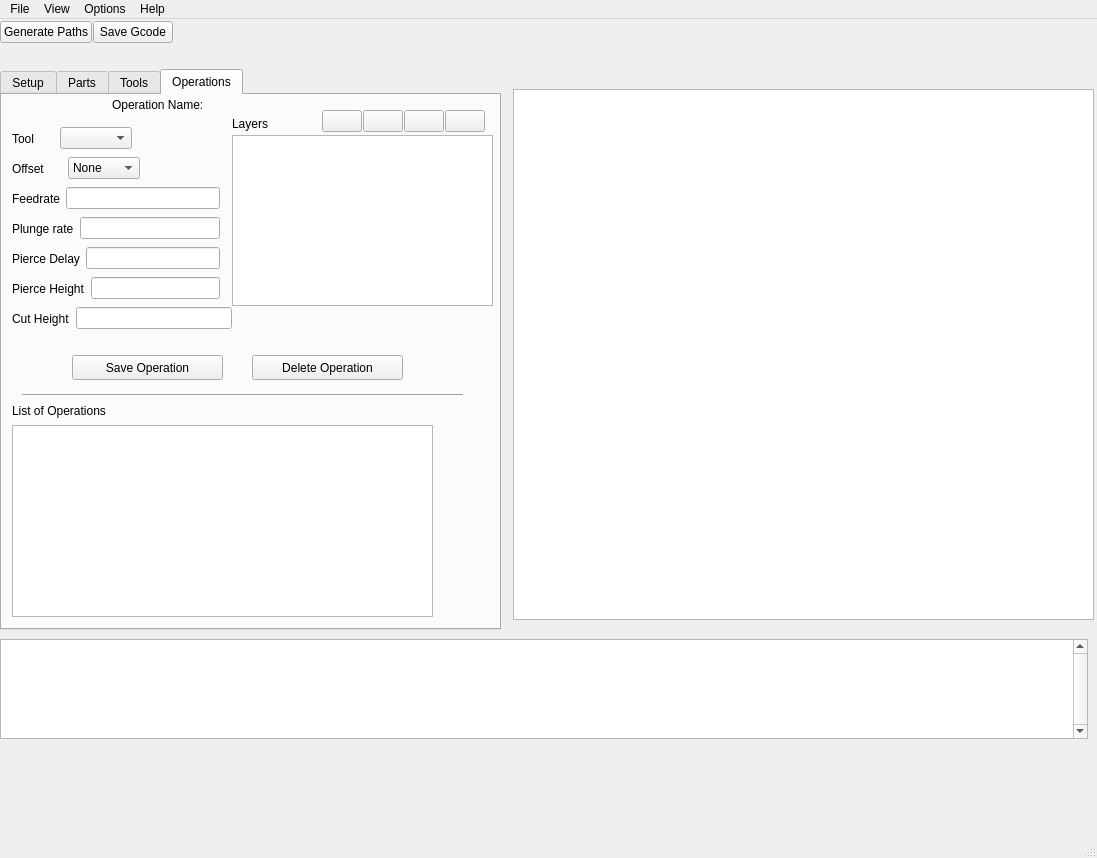
Qt form src/gui/vsplasma.ui (VectorSpaceHQ/VSPlasma) before a commit.
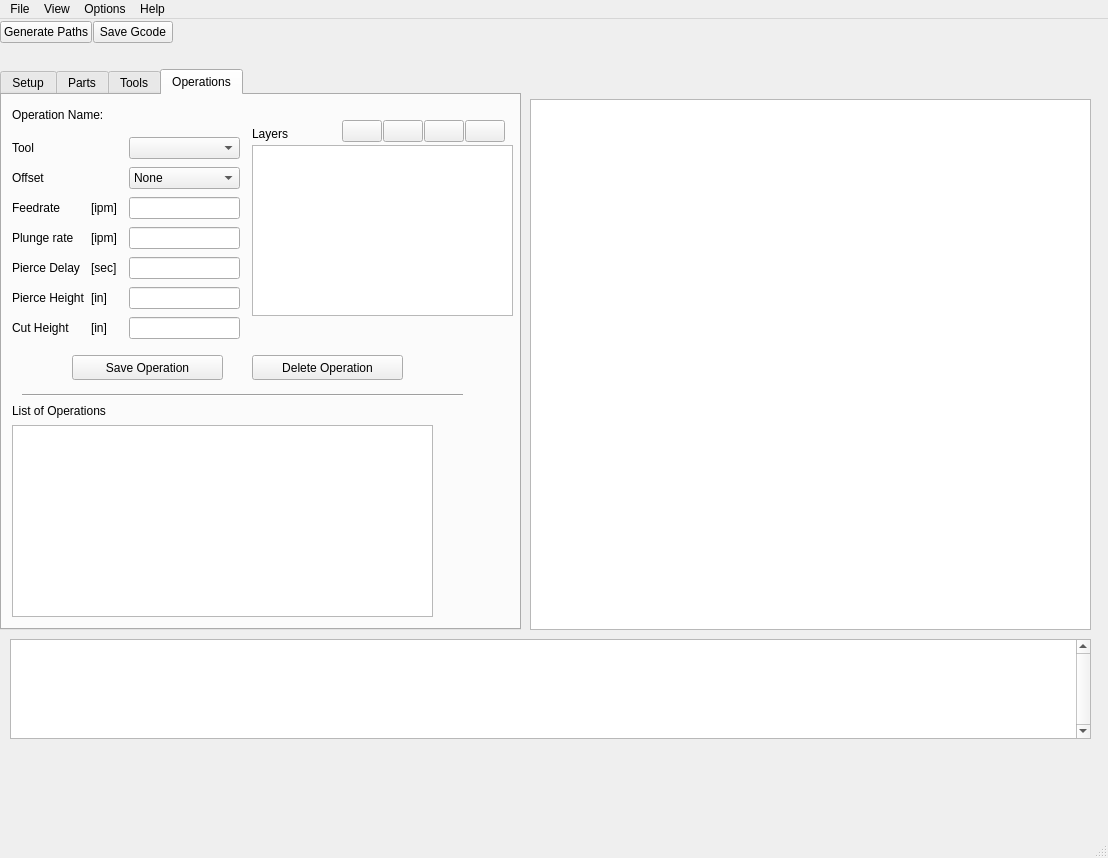
The same form after that commit. The open tabs and pages were chosen to show the change. Icons and pictures are not drawn. Custom widgets are drawn as their Qt base class.

Diff of the .ui file:
```diff
--- a/src/gui/vsplasma.ui
+++ b/src/gui/vsplasma.ui
@@ -6,7 +6,7 @@
    <rect>
     <x>0</x>
     <y>0</y>
-    <width>1097</width>
+    <width>1108</width>
     <height>858</height>
    </rect>
   </property>
@@ -19,7 +19,7 @@
      <rect>
       <x>0</x>
       <y>50</y>
-      <width>501</width>
+      <width>521</width>
       <height>561</height>
      </rect>
     </property>
@@ -458,8 +458,8 @@
      <widget class="QLabel" name="label_17">
       <property name="geometry">
        <rect>
-        <x>230</x>
-        <y>20</y>
+        <x>250</x>
+        <y>30</y>
         <width>62</width>
         <height>17</height>
        </rect>
@@ -507,77 +507,11 @@
        <enum>Qt::Horizontal</enum>
       </property>
      </widget>
-     <widget class="QWidget" name="layoutWidget_3">
-      <property name="geometry">
-       <rect>
-        <x>10</x>
-        <y>120</y>
-        <width>208</width>
-        <height>27</height>
-       </rect>
-      </property>
-      <layout class="QHBoxLayout" name="horizontalLayout_16">
-       <item>
-        <widget class="QLabel" name="label_19">
-         <property name="text">
-          <string>Plunge rate</string>
-         </property>
-        </widget>
-       </item>
-       <item>
-        <widget class="QLineEdit" name="op_plunge_rate_lineEdit"/>
-       </item>
-      </layout>
-     </widget>
-     <widget class="QWidget" name="layoutWidget_4">
-      <property name="geometry">
-       <rect>
-        <x>10</x>
-        <y>150</y>
-        <width>208</width>
-        <height>27</height>
-       </rect>
-      </property>
-      <layout class="QHBoxLayout" name="horizontalLayout_17">
-       <item>
-        <widget class="QLabel" name="label_20">
-         <property name="text">
-          <string>Pierce Delay</string>
-         </property>
-        </widget>
-       </item>
-       <item>
-        <widget class="QLineEdit" name="op_pierce_delay_lineEdit"/>
-       </item>
-      </layout>
-     </widget>
-     <widget class="QWidget" name="layoutWidget_5">
-      <property name="geometry">
-       <rect>
-        <x>10</x>
-        <y>180</y>
-        <width>208</width>
-        <height>27</height>
-       </rect>
-      </property>
-      <layout class="QHBoxLayout" name="horizontalLayout_18">
-       <item>
-        <widget class="QLabel" name="label_21">
-         <property name="text">
-          <string>Pierce Height</string>
-         </property>
-        </widget>
-       </item>
-       <item>
-        <widget class="QLineEdit" name="op_pierce_height_lineEdit"/>
-       </item>
-      </layout>
-     </widget>
      <widget class="QLabel" name="label_40">
       <property name="geometry">
        <rect>
-        <x>110</x>
-        <y>0</y>
+        <x>10</x>
+        <y>10</y>
         <width>111</width>
         <height>20</height>
        </rect>
@@ -589,8 +523,8 @@
      <widget class="TreeView" name="layersShapesTreeView">
       <property name="geometry">
        <rect>
-        <x>230</x>
-        <y>40</y>
+        <x>250</x>
+        <y>50</y>
         <width>261</width>
         <height>171</height>
        </rect>
@@ -640,8 +574,8 @@
      <widget class="QWidget" name="layoutWidget_6">
       <property name="geometry">
        <rect>
-        <x>320</x>
-        <y>10</y>
+        <x>340</x>
+        <y>20</y>
         <width>163</width>
         <height>32</height>
        </rect>
@@ -757,46 +691,39 @@
        </item>
       </layout>
      </widget>
-     <widget class="QWidget" name="layoutWidget_7">
+     <widget class="QWidget" name="">
       <property name="geometry">
        <rect>
         <x>10</x>
-        <y>90</y>
-        <width>208</width>
-        <height>27</height>
+        <y>40</y>
+        <width>228</width>
+        <height>213</height>
        </rect>
       </property>
-      <layout class="QHBoxLayout" name="horizontalLayout_15">
-       <item>
-        <widget class="QLabel" name="label_18">
-         <property name="text">
-          <string>Feedrate</string>
-         </property>
-        </widget>
+      <layout class="QGridLayout" name="gridLayout_2">
+       <item row="3" column="3">
+        <widget class="QLineEdit" name="op_plunge_rate_lineEdit"/>
        </item>
-       <item>
-        <widget class="QLineEdit" name="op_feedrate_lineEdit"/>
-       </item>
-      </layout>
-     </widget>
-     <widget class="QWidget" name="layoutWidget_8">
-      <property name="geometry">
-       <rect>
-        <x>10</x>
-        <y>30</y>
-        <width>120</width>
-        <height>27</height>
-       </rect>
-      </property>
-      <layout class="QHBoxLayout" name="horizontalLayout_19">
-       <item>
-        <widget class="QLabel" name="label_28">
-         <property name="text">
-          <string>Tool</string>
-         </property>
+       <item row="1" column="3">
+        <widget class="QComboBox" name="op_offset_comboBox">
+         <item>
+          <property name="text">
+           <string>None</string>
+          </property>
+         </item>
+         <item>
+          <property name="text">
+           <string>Inside</string>
+          </property>
+         </item>
+         <item>
+          <property name="text">
+           <string>Outside</string>
+          </property>
+         </item>
         </widget>
        </item>
-       <item>
+       <item row="0" column="3">
         <widget class="QComboBox" name="operations_tab_tool_comboBox">
          <property name="sizePolicy">
           <sizepolicy hsizetype="Preferred" vsizetype="Fixed">
@@ -809,65 +736,101 @@
          </property>
         </widget>
        </item>
-      </layout>
-     </widget>
-     <widget class="QWidget" name="layoutWidget_9">
-      <property name="geometry">
-       <rect>
-        <x>10</x>
-        <y>60</y>
-        <width>128</width>
-        <height>27</height>
-       </rect>
-      </property>
-      <layout class="QHBoxLayout" name="horizontalLayout_20">
-       <item>
+       <item row="6" column="3">
+        <widget class="QLineEdit" name="op_cut_height_lineEdit"/>
+       </item>
+       <item row="2" column="3">
+        <widget class="QLineEdit" name="op_feedrate_lineEdit"/>
+       </item>
+       <item row="3" column="0">
+        <widget class="QLabel" name="label_19">
+         <property name="text">
+          <string>Plunge rate</string>
+         </property>
+        </widget>
+       </item>
+       <item row="5" column="0">
+        <widget class="QLabel" name="label_21">
+         <property name="text">
+          <string>Pierce Height</string>
+         </property>
+        </widget>
+       </item>
+       <item row="6" column="0">
+        <widget class="QLabel" name="label_22">
+         <property name="text">
+          <string>Cut Height</string>
+         </property>
+        </widget>
+       </item>
+       <item row="0" column="0" colspan="3">
+        <widget class="QLabel" name="label_28">
+         <property name="text">
+          <string>Tool</string>
+         </property>
+        </widget>
+       </item>
+       <item row="1" column="0">
         <widget class="QLabel" name="label_16">
          <property name="text">
           <string>Offset</string>
          </property>
         </widget>
        </item>
-       <item>
-        <widget class="QComboBox" name="op_offset_comboBox">
-         <item>
-          <property name="text">
-           <string>None</string>
-          </property>
-         </item>
-         <item>
-          <property name="text">
-           <string>Inside</string>
-          </property>
-         </item>
-         <item>
-          <property name="text">
-           <string>Outside</string>
-          </property>
-         </item>
+       <item row="3" column="1">
+        <widget class="QLabel" name="label_14">
+         <property name="text">
+          <string>[ipm]</string>
+         </property>
         </widget>
        </item>
-      </layout>
-     </widget>
-     <widget class="QWidget" name="layoutWidget_10">
-      <property name="geometry">
-       <rect>
-        <x>10</x>
-        <y>210</y>
-        <width>220</width>
-        <height>27</height>
-       </rect>
-      </property>
-      <layout class="QHBoxLayout" name="horizontalLayout_21">
-       <item>
-        <widget class="QLabel" name="label_22">
+       <item row="2" column="0">
+        <widget class="QLabel" name="label_18">
          <property name="text">
-          <string>Cut Height</string>
+          <string>Feedrate</string>
          </property>
         </widget>
        </item>
-       <item>
-        <widget class="QLineEdit" name="op_cut_height_lineEdit"/>
+       <item row="5" column="3">
+        <widget class="QLineEdit" name="op_pierce_height_lineEdit"/>
+       </item>
+       <item row="4" column="0">
+        <widget class="QLabel" name="label_20">
+         <property name="text">
+          <string>Pierce Delay</string>
+         </property>
+        </widget>
+       </item>
+       <item row="4" column="3">
+        <widget class="QLineEdit" name="op_pierce_delay_lineEdit"/>
+       </item>
+       <item row="4" column="1">
+        <widget class="QLabel" name="label_23">
+         <property name="text">
+          <string>[sec]</string>
+         </property>
+        </widget>
+       </item>
+       <item row="5" column="1">
+        <widget class="QLabel" name="label_24">
+         <property name="text">
+          <string>[in]</string>
+         </property>
+        </widget>
+       </item>
+       <item row="6" column="1">
+        <widget class="QLabel" name="label_25">
+         <property name="text">
+          <string>[in]</string>
+         </property>
+        </widget>
+       </item>
+       <item row="2" column="1">
+        <widget class="QLabel" name="label_26">
+         <property name="text">
+          <string>[ipm]</string>
+         </property>
+        </widget>
        </item>
       </layout>
      </widget>
@@ -876,9 +839,9 @@
    <widget class="Canvas" name="canvasView">
     <property name="geometry">
      <rect>
-      <x>513</x>
-      <y>70</y>
-      <width>581</width>
+      <x>530</x>
+      <y>80</y>
+      <width>561</width>
       <height>531</height>
      </rect>
     </property>
@@ -901,9 +864,9 @@
    <widget class="MessageBox" name="messageBox">
     <property name="geometry">
      <rect>
-      <x>0</x>
+      <x>10</x>
       <y>620</y>
-      <width>1088</width>
+      <width>1081</width>
       <height>100</height>
      </rect>
     </property>
@@ -989,7 +952,7 @@
     <rect>
      <x>0</x>
      <y>0</y>
-     <width>1097</width>
+     <width>1108</width>
      <height>22</height>
     </rect>
    </property>
```
Left out of the diff: 261 changed lines with no effect on the pictures.
